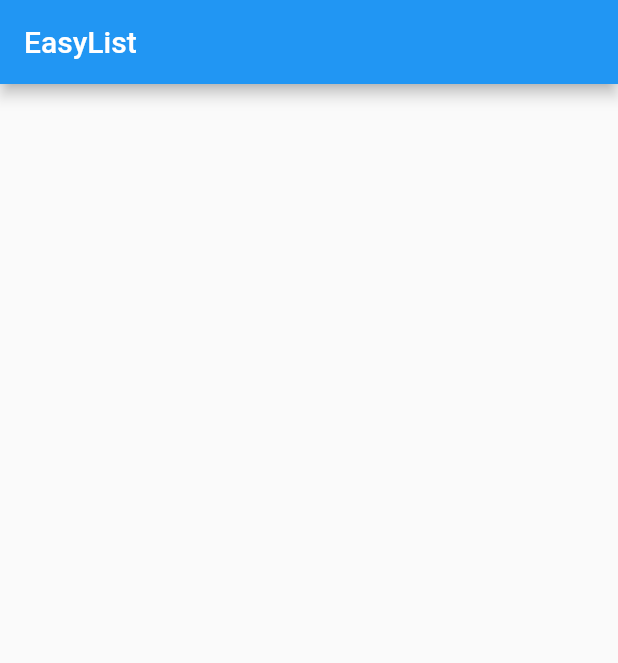
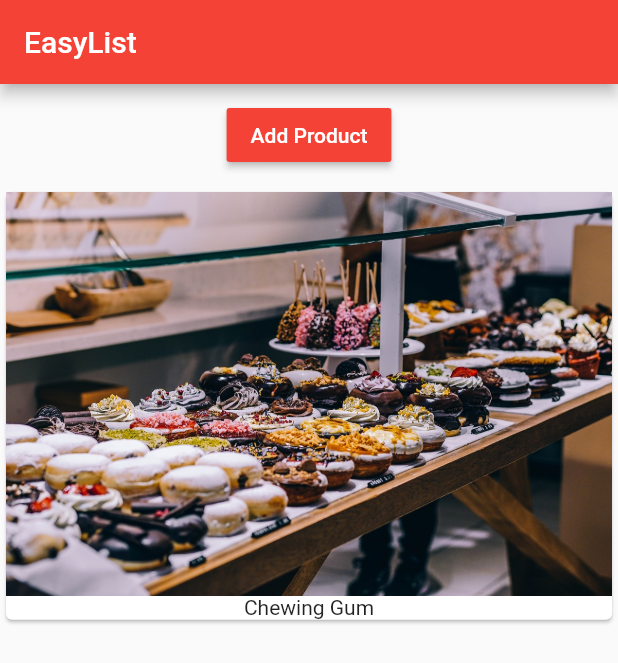
Before and after one commit to shamnex/EasyList, a Flutter app: the screen it shows after launch, on a phone screen of 412 x 824 dp. Shown: the top 663 px of the screen. Run offline on Flutter 3.47's test engine with Material 2 defaults, Android fonts, the phone set to English and light mode, and no system bars.

Commit message:
Section 2 done

```diff
--- a/lib/main.dart
+++ b/lib/main.dart
@@ -1,17 +1,20 @@
 import 'package:flutter/material.dart';
+import 'package:flutter_course/product.manager.dart';
 
 void main() => runApp(MyApp());
 
-
-class MyApp extends StatelessWidget{
+class MyApp extends StatelessWidget {
   @override
   Widget build(BuildContext context) {
     return MaterialApp(
-      home: Scaffold(
-        appBar: AppBar(
-          title: Text("EasyList") ,
-        ),
-      )
-    );
+      theme: ThemeData(
+        primarySwatch: Colors.red,
+        accentColor: Colors.redAccent
+      ),
+        home: Scaffold(
+            appBar: AppBar(
+              title: Text("EasyList"),
+            ),
+            body: ProductManager("Chewing Gum")));
   }
 }
--- /dev/null
+++ b/lib/product.manager.dart
@@ -0,0 +1,41 @@
+import 'package:flutter/material.dart';
+import 'package:flutter_course/products.controller.dart';
+
+import './products.dart';
+
+class ProductManager extends StatefulWidget {
+  final String startingProduct;
+  ProductManager(this.startingProduct);
+
+  @override
+  State<StatefulWidget> createState() {
+    return _ProductManagerState();
+  }
+}
+
+class _ProductManagerState extends State<ProductManager> {
+  List<String> _products = [];
+
+  @override
+  void initState() {
+    _products.add(widget.startingProduct);
+    super.initState();
+  }
+
+  void _addProduct(String product) {
+    setState(() {
+      _products.add(product);
+    });
+  }
+
+  @override
+  Widget build(BuildContext context) {
+    return Column(
+      children: <Widget>[
+        Container(
+            margin: EdgeInsets.all(10.0), child: new ProductsController(_addProduct)),
+        Products(_products)
+      ],
+    );
+  }
+}
--- /dev/null
+++ b/lib/products.controller.dart
@@ -0,0 +1,18 @@
+import 'package:flutter/material.dart';
+
+class ProductsController extends StatelessWidget {
+  final Function addProduct;
+  ProductsController(this.addProduct);
+  Widget build(BuildContext context) {
+    return RaisedButton(
+      color: Theme.of(context).primaryColor,
+      onPressed: () {
+        addProduct("Hello from ");
+      },
+      child: Text(
+        "Add Product",
+        style: TextStyle(color: Colors.white),
+      ),
+    );
+  }
+}
--- /dev/null
+++ b/lib/products.dart
@@ -0,0 +1,23 @@
+import 'package:flutter/material.dart';
+
+class Products extends StatelessWidget {
+  final List<String> products;
+  Products(this.products);
+  @override
+  Widget build(BuildContext context) {
+    // TODO: implement build
+    return Column(
+        children: products
+            .map(
+              (element) => Card(
+                    child: Column(
+                      children: <Widget>[
+                        Image.asset("assets/food.jpg"),
+                        Text(element)
+                      ],
+                    ),
+                  ),
+            )
+            .toList());
+  }
+}
--- a/pubspec.yaml
+++ b/pubspec.yaml
@@ -26,8 +26,8 @@ flutter:
   uses-material-design: true
 
   # To add assets to your application, add an assets section, like this:
-  # assets:
-  #  - images/a_dot_burr.jpeg
+  assets:
+    - assets/food.jpg
   #  - images/a_dot_ham.jpeg
 
   # An image asset can refer to one or more resolution-specific "variants", see
```
Also changed, not shown: assets/food.jpg (added), 6 other files.
